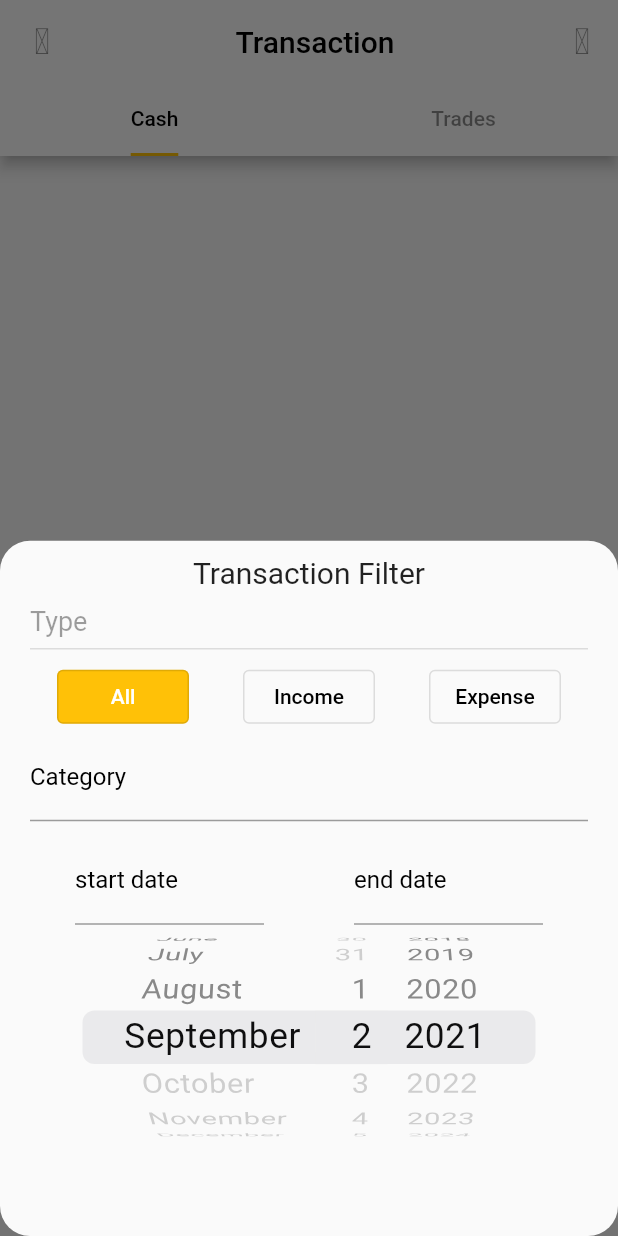
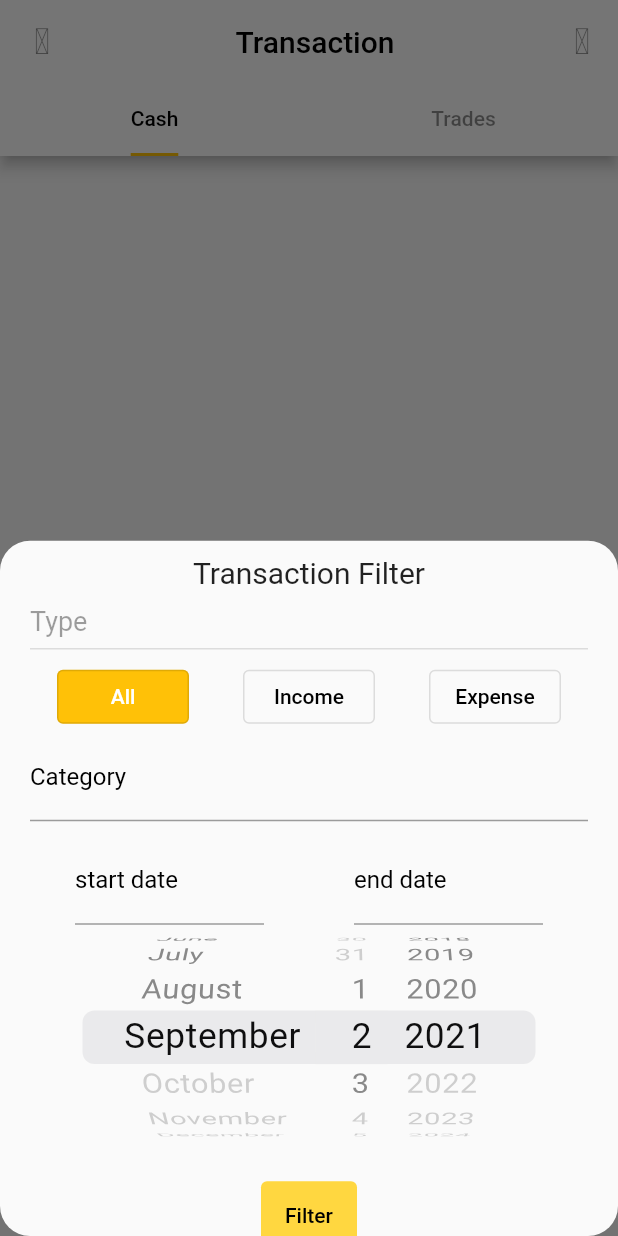
Before and after one commit to natnapat/bluefin, a Flutter app: the TransactionScreen screen opened directly, after a tap on an icon or button, on a phone screen of 412 x 824 dp. Run offline on Flutter 3.47's test engine with Material 2 defaults, Android fonts, the phone set to English and light mode, and no system bars; our stand-ins replace date_time_picker, flutter_vector_icons, sqflite; accounts and stored records are empty.

Commit message:
cash filter with logic

```diff
--- a/lib/database/transactionDB.dart
+++ b/lib/database/transactionDB.dart
@@ -10,9 +10,61 @@ class TransactionDB {
     return openDatabase(join(path, "bluefin.db"));
   }
 
-  Future<List<CashTransactionModel>> getCashTransaction() async {
+  Future<List<CashTransactionModel>> getCashTransaction(
+      int type, String? category, String? startDate, String? endDate) async {
     Database db = await initDB();
-    List<Map<String, Object?>> datas = await db.query("cashTransaction");
+    List<Map<String, Object?>> datas = [];
+
+    print(type);
+    print(category);
+    print(startDate);
+
+    if (type == 0) {
+      if (category == "") {
+        if (startDate == "") {
+          print("hello null");
+          datas = await db.query("cashTransaction");
+        } else {
+          datas = await db.rawQuery(
+              'SELECT * FROM cashTransaction WHERE timestamp BETWEEN ? and ?',
+              [startDate, endDate]);
+        }
+      } else {
+        datas = await db.rawQuery(
+            'SELECT * FROM cashTransaction WHERE category = ?', [category]);
+      }
+    } else if (type == 1) {
+      if (category == "") {
+        if (startDate == "") {
+          datas = await db
+              .rawQuery('SELECT * FROM cashTransaction WHERE amount > ?', [0]);
+        } else {
+          datas = await db.rawQuery(
+              'SELECT * FROM cashTransaction WHERE amount > 0 AND timestamp BETWEEN ? and ?',
+              [startDate, endDate]);
+        }
+      } else {
+        datas = await db.rawQuery(
+            'SELECT * FROM cashTransaction WHERE amount > 0 AND category = ?',
+            [category]);
+      }
+    } else if (type == 2) {
+      if (category == "") {
+        if (startDate == "") {
+          datas = await db
+              .rawQuery('SELECT * FROM cashTransaction WHERE amount < ?', [0]);
+        } else {
+          datas = await db.rawQuery(
+              'SELECT * FROM cashTransaction WHERE amount < 0 AND timestamp BETWEEN ? and ?',
+              [startDate, endDate]);
+        }
+      } else {
+        datas = await db.rawQuery(
+            'SELECT * FROM cashTransaction WHERE amount < 0 AND category = ?',
+            [category]);
+      }
+    }
+    //print(datas);
     return datas.map((e) => CashTransactionModel.fromMap(e)).toList();
   }
 
--- a/lib/providers/cashTransactionProvider.dart
+++ b/lib/providers/cashTransactionProvider.dart
@@ -11,7 +11,14 @@ class CashTransactionProvider with ChangeNotifier {
 
   void initData() async {
     var db = TransactionDB();
-    cashTrans = await db.getCashTransaction();
+    cashTrans = await db.getCashTransaction(0, "", "", "");
+    notifyListeners();
+  }
+
+  void cashFilter(
+      int type, String? category, String? startDate, String? endDate) async {
+    TransactionDB db = TransactionDB();
+    cashTrans = await db.getCashTransaction(type, category, startDate, endDate);
     notifyListeners();
   }
 
@@ -19,7 +26,7 @@ class CashTransactionProvider with ChangeNotifier {
   void addCashTransaction(CashTransactionModel cashTransactionModel) async {
     var db = TransactionDB();
     await db.insertCashTransaction(cashTransactionModel);
-    cashTrans = await db.getCashTransaction();
+    cashTrans = await db.getCashTransaction(0, "", "", "");
     notifyListeners();
   }
 
@@ -27,7 +34,7 @@ class CashTransactionProvider with ChangeNotifier {
   void deleteCashTransaction(int? id) async {
     var db = TransactionDB();
     await db.deleteTransaction(id, 0);
-    cashTrans = await db.getCashTransaction();
+    cashTrans = await db.getCashTransaction(0, "", "", "");
     notifyListeners();
   }
 }
--- a/lib/screens/transaction/widgets/filterModal.dart
+++ b/lib/screens/transaction/widgets/filterModal.dart
@@ -1,6 +1,8 @@
 import 'package:bluefin/screens/transaction/widgets/categorySearch.dart';
 import 'package:flutter/material.dart';
 import 'package:flutter/cupertino.dart';
+import 'package:bluefin/providers/cashTransactionProvider.dart';
+import 'package:provider/provider.dart';
 import 'package:intl/intl.dart';
 
 class FilterModal extends StatefulWidget {
@@ -21,6 +23,7 @@ class _FilterModalState extends State<FilterModal> {
   Color allButtonColor = Colors.amber;
   Color incomeButtonColor = Colors.transparent;
   Color expenseButtonColor = Colors.transparent;
+  DateTime date = DateTime.now();
 
   @override
   Widget build(BuildContext context) {
@@ -66,7 +69,7 @@ class _FilterModalState extends State<FilterModal> {
                             allButtonColor = Colors.amber;
                             incomeButtonColor = Colors.transparent;
                             expenseButtonColor = Colors.transparent;
-                            print(filterType);
+                            print("select all");
                           });
                         },
                         child: Text("All",
@@ -88,7 +91,7 @@ class _FilterModalState extends State<FilterModal> {
                             allButtonColor = Colors.transparent;
                             incomeButtonColor = Colors.amber;
                             expenseButtonColor = Colors.transparent;
-                            print(filterType);
+                            print("select income");
                           });
                         },
                         child: Text("Income",
@@ -110,7 +113,7 @@ class _FilterModalState extends State<FilterModal> {
                             allButtonColor = Colors.transparent;
                             incomeButtonColor = Colors.transparent;
                             expenseButtonColor = Colors.amber;
-                            print(filterType);
+                            print("select expense");
                           });
                         },
                         child: Text(
@@ -179,10 +182,11 @@ class _FilterModalState extends State<FilterModal> {
                         });
                       },
                       validator: (str) {
-                        if (str!.isEmpty ||
-                            DateTime.parse(str)
-                                .isBefore(DateTime.parse(startDate.text)))
-                          return "invalid";
+                        if (startDate.text.isNotEmpty) {
+                          if (DateTime.parse(str!)
+                              .isBefore(DateTime.parse(startDate.text)))
+                            return "invalid";
+                        }
                         return null;
                       },
                       decoration: InputDecoration(
@@ -199,7 +203,7 @@ class _FilterModalState extends State<FilterModal> {
               child: CupertinoDatePicker(
                   initialDateTime: DateTime.now(),
                   mode: CupertinoDatePickerMode.date,
-                  maximumDate: DateTime.now(),
+                  maximumDate: DateTime(date.year, date.month, date.day + 1),
                   onDateTimeChanged: (val) {
                     setState(() {
                       if (dateRangeType == 0)
@@ -208,6 +212,36 @@ class _FilterModalState extends State<FilterModal> {
                         endDate.text = val.toString();
                     });
                   }),
+            ),
+            Container(
+              child: Center(
+                child: Container(
+                  margin: const EdgeInsets.only(top: 20),
+                  child: TextButton(
+                      style: TextButton.styleFrom(
+                          padding: EdgeInsets.all(15),
+                          primary: Colors.white,
+                          backgroundColor: Colors.amberAccent),
+                      onPressed: () {
+                        if (_formKey.currentState!.validate()) {
+                          print("filtered");
+                          var provider = Provider.of<CashTransactionProvider>(
+                              context,
+                              listen: false);
+                          provider.cashFilter(
+                              filterType,
+                              categoryFilterController.text,
+                              startDate.text,
+                              endDate.text);
+                          Navigator.pop(context);
+                        }
+                      },
+                      child: Text(
+                        'Filter',
+                        style: TextStyle(color: Colors.black),
+                      )),
+                ),
+              ),
             )
           ],
         ),
```
Also changed, not shown: lib/screens/transaction/addCashTrans.dart (+4 -3 lines).
